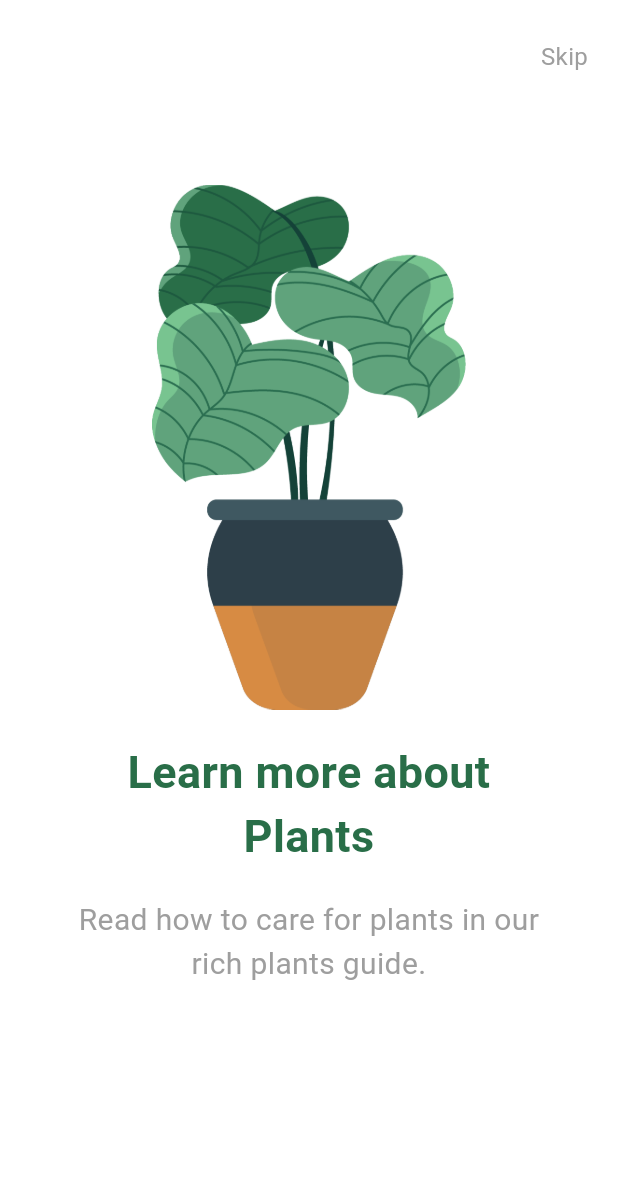
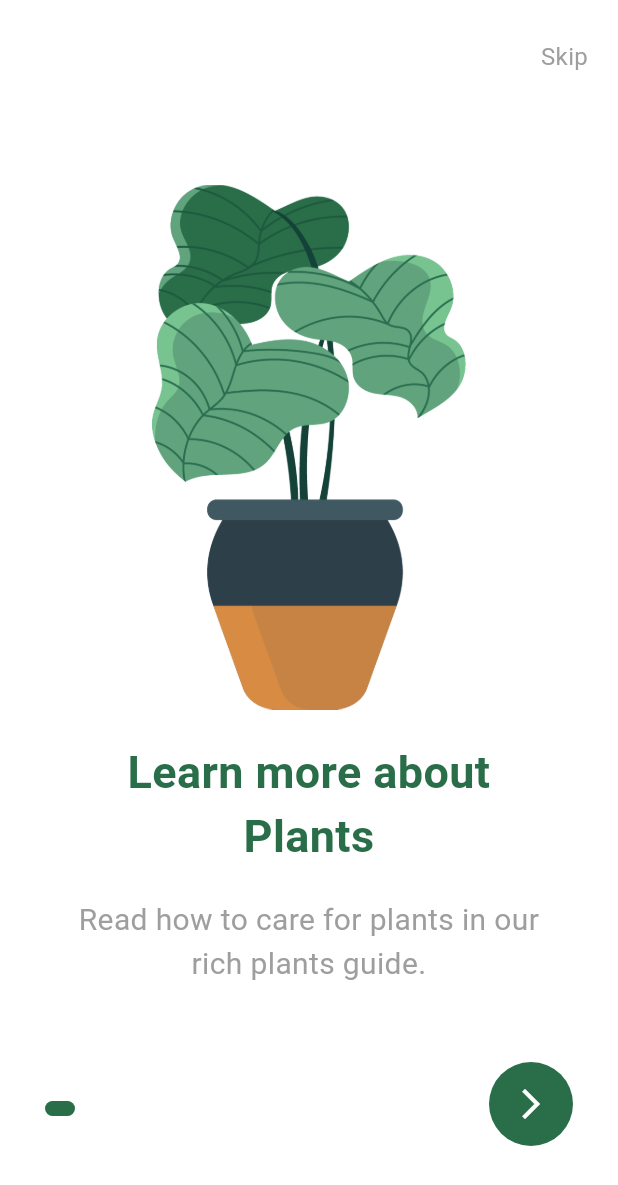
Before and after one commit to Worood11/plants_app_ui, a Flutter app: the screen it shows after launch, on a phone screen of 412 x 824 dp. Shown: the top 1185 px of the screen. Run offline on Flutter 3.47's test engine with Material 3 defaults, Android fonts, the phone set to English and light mode, and no system bars.

Commit message:
Onboarding screen

```diff
--- a/lib/constants.dart
+++ b/lib/constants.dart
@@ -7,8 +7,7 @@ class Constants {
   static var descriptionOne =
       "Read how to care for plants in our rich plants guide.";
   static var titleTwo = "Find a plant lover friend";
-  static var descriptionTwo =
-      "Are you a plant lover? Connect with other plant lovers.";
+  static var descriptionTwo = "Connect with other plant lovers.";
   static var titleThree = "Plant a tree, green the Earth";
   static var descriptionThree =
       "Find almost all types of plants that you like here.";
--- /dev/null
+++ b/lib/login_page.dart
@@ -0,0 +1,16 @@
+import 'package:flutter/material.dart';
+import 'package:plants_app_ui/constants.dart';
+
+class Login extends StatelessWidget {
+  const Login({super.key});
+
+  @override
+  Widget build(BuildContext context) {
+    return Scaffold(
+      appBar: AppBar(
+        title: const Text('Login Page'),
+        backgroundColor: Constants.primaryColor,
+      ),
+    );
+  }
+}
--- a/lib/onboarding_screen.dart
+++ b/lib/onboarding_screen.dart
@@ -1,5 +1,6 @@
 import 'package:flutter/material.dart';
 import 'package:plants_app_ui/constants.dart';
+import 'package:plants_app_ui/login_page.dart';
 
 class OnboardingScreen extends StatefulWidget {
   const OnboardingScreen({super.key});
@@ -14,6 +15,19 @@ class _OnboardingScreenState extends State<OnboardingScreen> {
 
   @override
   Widget build(BuildContext context) {
+    List<Widget> _buildIndicator() {
+      List<Widget> indicators = [];
+
+      for (int i = 0; i < 3; i++) {
+        if (currentIndex == i) {
+          indicators.add(_indicator(true));
+        } else {
+          indicators.add(_indicator(false));
+        }
+      }
+      return indicators;
+    }
+
     return Scaffold(
       backgroundColor: Colors.white,
       appBar: AppBar(
@@ -23,7 +37,10 @@ class _OnboardingScreenState extends State<OnboardingScreen> {
           Padding(
               padding: const EdgeInsets.only(right: 20, top: 20),
               child: InkWell(
-                onTap: () => null, //login screen
+                onTap: () {
+                  Navigator.pushReplacement(context,
+                      MaterialPageRoute(builder: (_) => const Login()));
+                }, //login screen
                 child: const Text(
                   'Skip',
                   style: TextStyle(
@@ -46,20 +63,96 @@ class _OnboardingScreenState extends State<OnboardingScreen> {
             },
             controller: _pageController,
             children: [
-              Container(
+              createPage(
+                image: 'assets/images/plant-one.png',
+                title: Constants.titleOne,
+                description: Constants.descriptionOne,
+              ),
+              createPage(
+                image: 'assets/images/plant-two.png',
+                title: Constants.titleTwo,
+                description: Constants.descriptionTwo,
+              ),
+              createPage(
+                image: 'assets/images/plant-three.png',
+                title: Constants.titleThree,
+                description: Constants.descriptionThree,
+              ),
+            ],
+          ),
+          Positioned(
+            bottom: 80,
+            left: 30,
+            child: Row(
+              children: _buildIndicator(),
+            ),
+          ),
+          Positioned(
+            bottom: 60,
+            right: 30,
+            child: Container(
+              padding: const EdgeInsets.all(4),
+              decoration: BoxDecoration(
+                shape: BoxShape.circle,
+                color: Constants.primaryColor,
+              ),
+              child: IconButton(
+                  onPressed: () {
+                    setState(() {
+                      if (currentIndex < 2) {
+                        currentIndex++;
+                        if (currentIndex < 3) {
+                          _pageController.nextPage(
+                              duration: const Duration(milliseconds: 300),
+                              curve: Curves.easeIn);
+                        }
+                      } else {
+                        Navigator.pushReplacement(context,
+                            MaterialPageRoute(builder: (_) => const Login()));
+                      }
+                    });
+                  },
+                  icon: const Icon(
+                    Icons.arrow_forward_ios,
+                    size: 24,
+                    color: Colors.white,
+                  )),
+            ),
+          ),
+        ],
+      ),
+    );
+  }
+}
+
+class createPage extends StatelessWidget {
+  final String image;
+  final String title;
+  final String description;
+
+  const createPage({
+    super.key,
+    required this.image,
+    required this.title,
+    required this.description,
+  });
+
+  @override
+  Widget build(BuildContext context) {
+    return Container(
       padding: const EdgeInsets.only(left: 50, right: 50, bottom: 80),
       child: Column(
         mainAxisAlignment: MainAxisAlignment.center,
         children: [
           SizedBox(
             height: 350,
-                      child: Image.asset('assets/images/plant-one.png'),
+            child: Image.asset(image),
           ),
           const SizedBox(
             height: 20,
           ),
           Text(
-                      Constants.titleOne,
+            title,
             textAlign: TextAlign.center,
             style: TextStyle(
               color: Constants.primaryColor,
@@ -71,7 +164,7 @@ class _OnboardingScreenState extends State<OnboardingScreen> {
             height: 20,
           ),
           Text(
-                      Constants.descriptionOne,
+            description,
             textAlign: TextAlign.center,
             style: const TextStyle(
               fontSize: 20,
@@ -84,11 +177,19 @@ class _OnboardingScreenState extends State<OnboardingScreen> {
           ),
         ],
       ),
-              ),
-            ],
-          ),
-        ],
+    );
+  }
+}
+
+Widget _indicator(bool isActive) {
+  return AnimatedContainer(
+    duration: const Duration(milliseconds: 300),
+    height: 10.0,
+    width: isActive ? 20 : 0,
+    margin: const EdgeInsets.only(right: 5.0),
+    decoration: BoxDecoration(
+      color: Constants.primaryColor,
+      borderRadius: BorderRadius.circular(5),
     ),
   );
 }
-}
```
Lines whose indentation alone changed are shown as unchanged.
